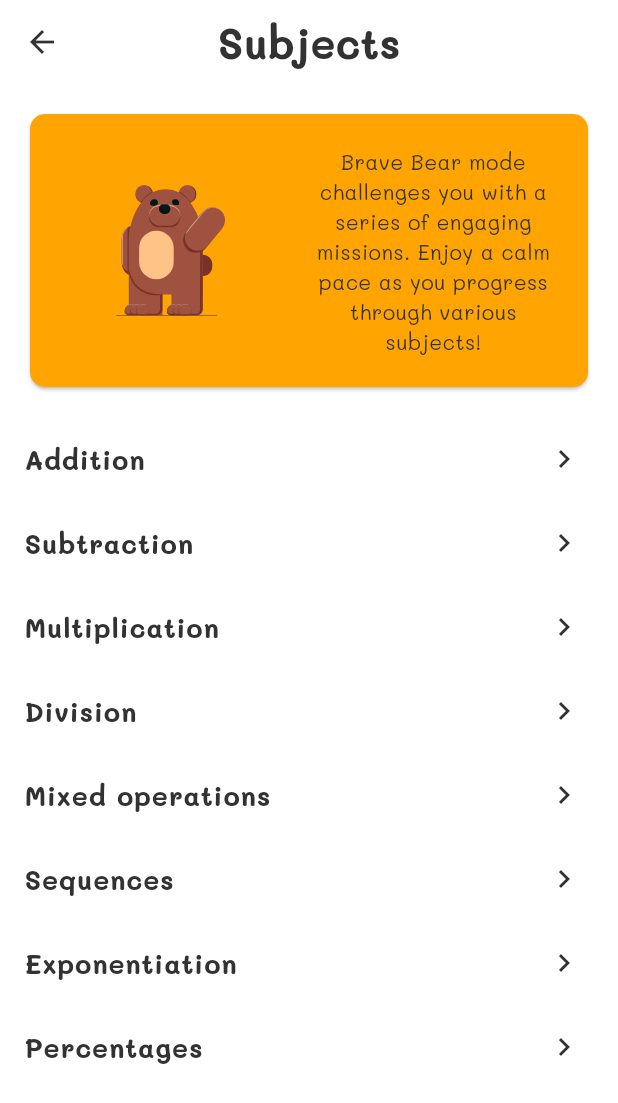
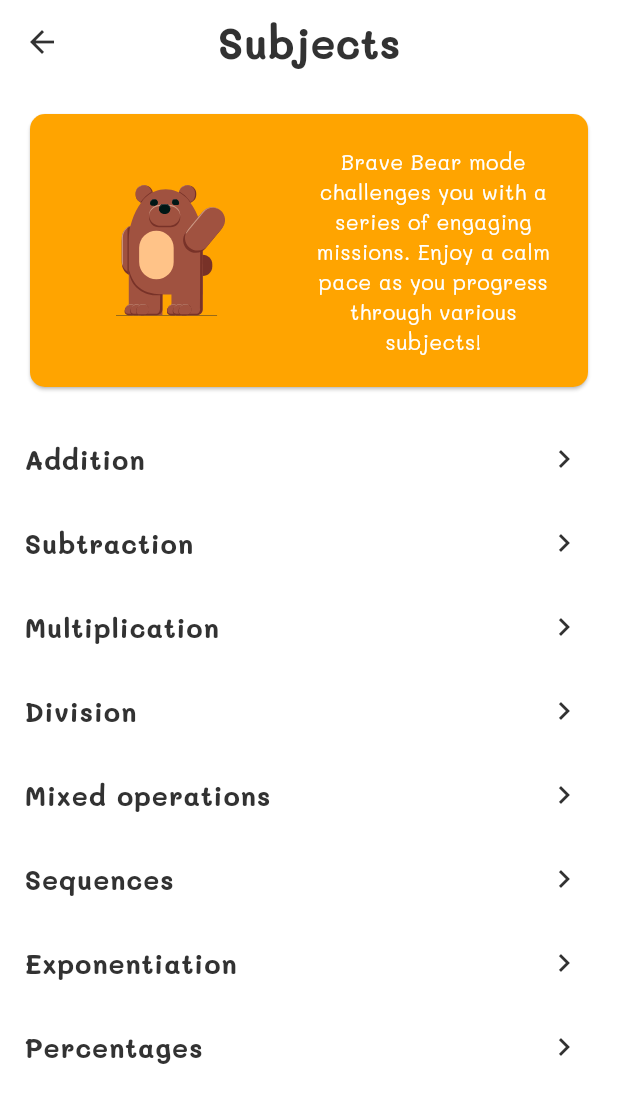
Before and after one commit to OtoJauja/MatMat-app, a Flutter app: the SubjectsViewCalm screen opened directly, on a phone screen of 412 x 824 dp. Shown: the top 1103 px of the screen. Run offline on Flutter 3.47's test engine with Material 3 defaults, Android fonts, the light colour scheme and no system bars; our stand-ins replace cloud_firestore, easy_localization, firebase_auth, firebase_core, fl_chart, lottie and 1 more; missing offline and left inert: hexagon; accounts and stored records are empty.

Commit message:
Added resized animations and small adjustments

```diff
--- a/lib/Views/subjects_view_calm.dart
+++ b/lib/Views/subjects_view_calm.dart
@@ -69,7 +69,7 @@ class SubjectsViewCalm extends StatelessWidget {
                           style: const TextStyle(
                             fontFamily: 'Mali',
                             fontSize: 14,
-                            color: Color.fromARGB(255, 50, 50, 50),
+                            color: Colors.white,
                           ),
                           textAlign: TextAlign.center,
                           softWrap: true,
--- a/lib/Views/subjects_view_fast.dart
+++ b/lib/Views/subjects_view_fast.dart
@@ -70,7 +70,7 @@ class SubjectsViewFast extends StatelessWidget {
                           style: const TextStyle(
                             fontFamily: 'Mali',
                             fontSize: 14,
-                            color: Color.fromARGB(255, 50, 50, 50),
+                            color: Colors.white,
                           ),
                           textAlign: TextAlign.center,
                           softWrap: true,
```
